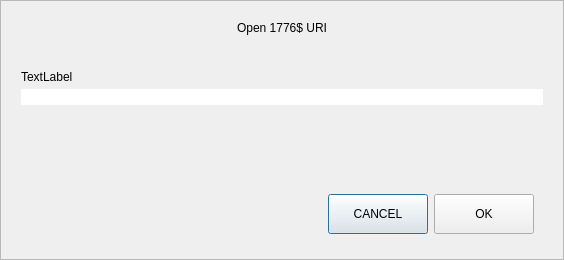
This is src/qt/forms/openuridialog.ui in OrganicLifeCoin/OrganLife-Core as Qt 5 draws it before an edit. The edited form follows.
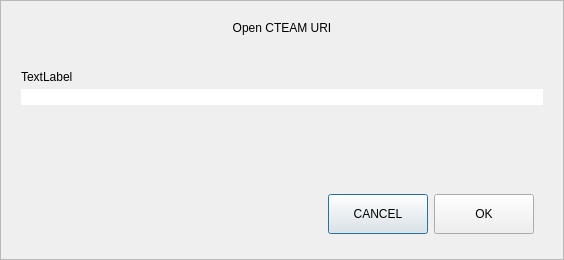
This is the edited form. Custom widgets are drawn as their Qt base class.

Commit message: CTEAM mainnet release

```diff
--- a/src/qt/forms/openuridialog.ui
+++ b/src/qt/forms/openuridialog.ui
@@ -56,7 +56,7 @@
       <item>
        <widget class="QLabel" name="labelTitle">
         <property name="text">
-         <string>Open 1776$ URI</string>
+         <string>Open CTEAM URI</string>
         </property>
         <property name="alignment">
          <set>Qt::AlignCenter</set>
```
The commit also changes 130 other files.
